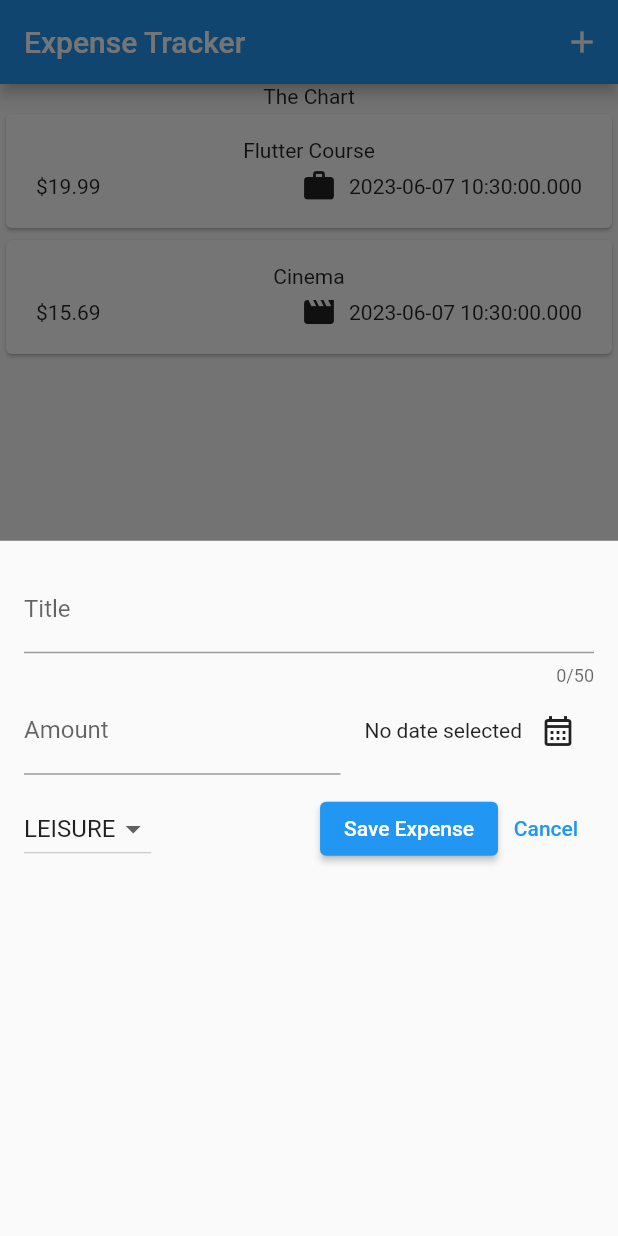
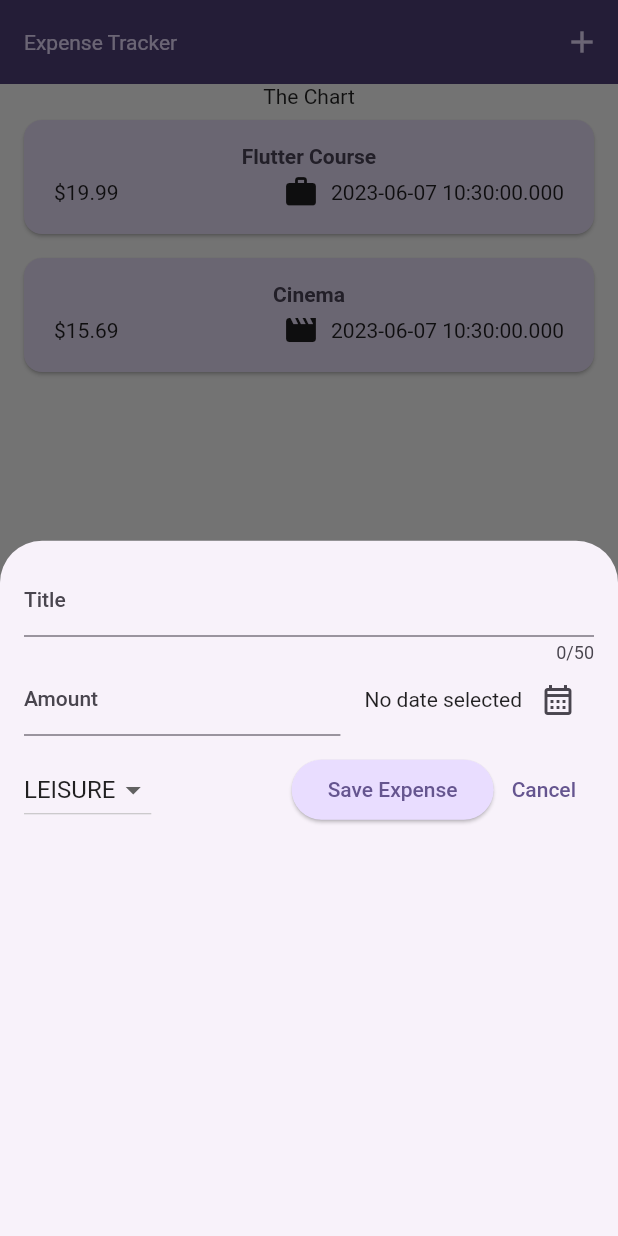
Before and after one commit to omerokumus1/ExpenseTracker_Flutter, a Flutter app: the screen it shows after launch, after a tap on the "add" icon, on a phone screen of 412 x 824 dp. Run offline on Flutter 3.47's test engine with Material 2 defaults, Android fonts, the phone set to English and light mode, and no system bars.

Commit message:
Theming and dark mode

```diff
--- a/lib/main.dart
+++ b/lib/main.dart
@@ -1,10 +1,48 @@
 import 'package:expense_tracker/widgets/expenses.dart';
 import 'package:flutter/material.dart';
 
+final kColorScheme = ColorScheme.fromSeed(
+  seedColor: const Color.fromARGB(255, 96, 59, 181),
+);
+
+final kColorSchemeDark = ColorScheme.fromSeed(
+  seedColor: const Color.fromARGB(255, 5, 99, 125),
+  brightness: Brightness.dark,
+);
+
 void main() {
   runApp(
-    const MaterialApp(
-      home: Expenses(),
+    MaterialApp(
+      themeMode: ThemeMode.system,
+      darkTheme: ThemeData.dark().copyWith(
+        useMaterial3: true,
+        colorScheme: kColorSchemeDark,
+      ),
+      theme: ThemeData().copyWith(
+        useMaterial3: true,
+        colorScheme: kColorScheme,
+        appBarTheme: const AppBarTheme().copyWith(
+          foregroundColor: kColorScheme.primaryContainer,
+          backgroundColor: kColorScheme.onPrimaryContainer,
+          elevation: 2.0,
+        ),
+        cardTheme: const CardTheme().copyWith(
+          color: kColorScheme.secondaryContainer,
+          margin: const EdgeInsets.symmetric(horizontal: 16, vertical: 8),
+        ),
+        elevatedButtonTheme: ElevatedButtonThemeData(
+          style: ElevatedButton.styleFrom(
+              backgroundColor: kColorScheme.primaryContainer),
+        ),
+        textTheme: ThemeData().textTheme.copyWith(
+              titleLarge: TextStyle(
+                fontWeight: FontWeight.normal,
+                color: kColorScheme.onSecondaryContainer,
+                fontSize: 14,
+              ),
+            ),
+      ),
+      home: const Expenses(),
     ),
   );
 }
--- a/lib/widgets/expense_item.dart
+++ b/lib/widgets/expense_item.dart
@@ -12,7 +12,13 @@ class ExpenseItem extends StatelessWidget {
         padding: const EdgeInsets.symmetric(horizontal: 20, vertical: 16),
         child: Column(
           children: [
-            Text(expense.title),
+            Text(
+              expense.title,
+              style: Theme.of(context)
+                  .textTheme
+                  .titleLarge
+                  ?.copyWith(fontWeight: FontWeight.bold),
+            ),
             const SizedBox(
               height: 4,
             ),
--- a/lib/widgets/expense_list/expense_list.dart
+++ b/lib/widgets/expense_list/expense_list.dart
@@ -17,6 +17,10 @@ class ExpenseList extends StatelessWidget {
           onDismissed: (direction) {
             onRemoveExpense(expenseList[index]);
           },
+          background: Container(
+            color: const Color.fromARGB(255, 206, 150, 241),
+            margin: const EdgeInsets.symmetric(horizontal: 16),
+          ),
           child: ExpenseItem(expense: expenseList[index]))),
     );
   }
```
